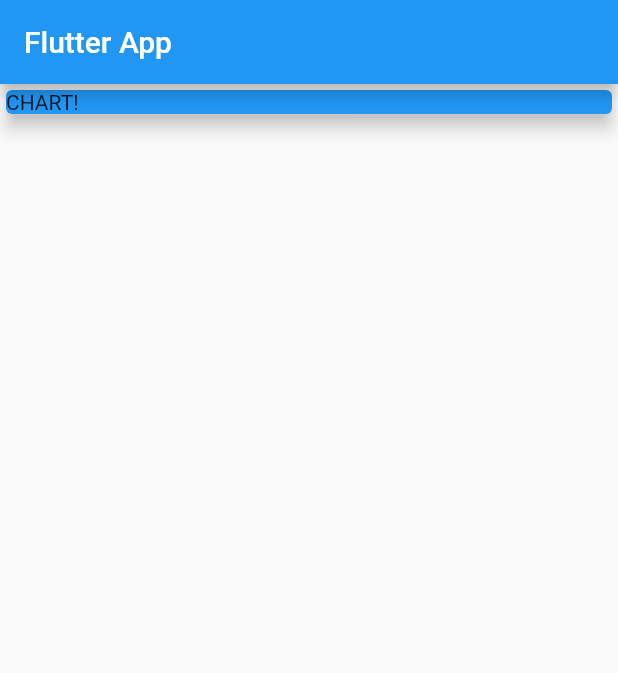
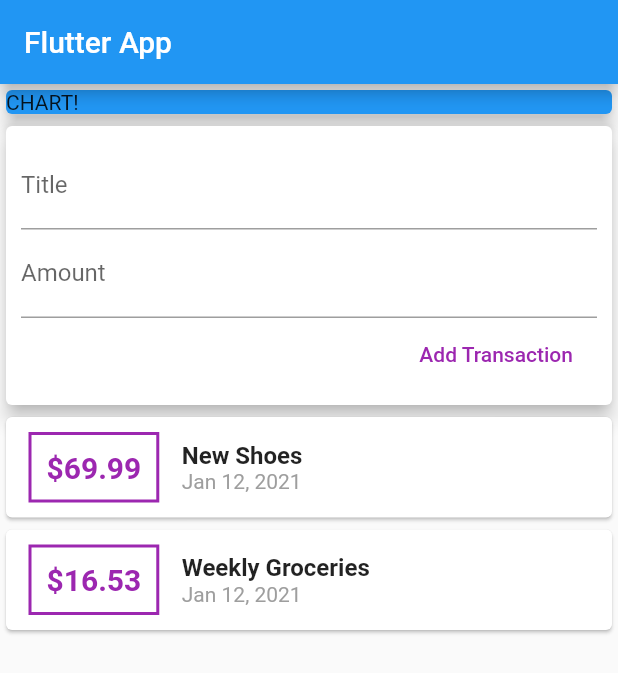
Before and after one commit to Achintya-Patel/Personal-Expenses-App, a Flutter app: the screen it shows after launch, on a phone screen of 412 x 824 dp. Shown: the top 673 px of the screen. Run offline on Flutter 3.47's test engine with Material 2 defaults, Android fonts, the phone set to English and light mode, and no system bars.

Commit message:
adding user transactions to the list

```diff
--- a/lib/main.dart
+++ b/lib/main.dart
@@ -1,4 +1,6 @@
 import 'package:flutter/material.dart';
+
+import './widgets/user_transactions.dart';
 
 void main() => runApp(MyApp());
 
@@ -35,6 +37,7 @@ class MyHomePage extends StatelessWidget {
               elevation: 5,
             ),
           ),
+          UserTransactions(),
         ],
       ),
     );
--- a/lib/widgets/transaction_list.dart
+++ b/lib/widgets/transaction_list.dart
@@ -4,10 +4,14 @@ import 'package:intl/intl.dart';
 import '../models/transaction.dart';
 
 class TransactionList extends StatelessWidget {
+  final List<Transaction> transactions;
+
+  TransactionList(this.transactions);
+
   @override
   Widget build(BuildContext context) {
     return Column(
-      children: _userTransactions.map((tx) {
+      children: transactions.map((tx) {
         return Card(
           child: Row(
             children: <Widget>[
--- a/lib/widgets/user_transaction.dart
+++ b/lib/widgets/user_transactions.dart
@@ -1,7 +1,7 @@
 import 'package:flutter/material.dart';
 
-import './transaction_list.dart';
-import './new_transaction.dart';
+import 'transaction_list.dart';
+import 'new_transaction.dart';
 import '../models/transaction.dart';
 
 class UserTransactions extends StatefulWidget {
@@ -25,12 +25,25 @@ class _UserTransactionsState extends State<UserTransactions> {
     ),
   ];
 
+  void _addNewTransaction(String txTitle, double txAmount) {
+    final newTx = Transaction(
+      title: txTitle,
+      amount: txAmount,
+      date: DateTime.now(),
+      id: DateTime.now().toString(),
+    );
+
+    setState(() {
+      _userTransactions.add(newTx);
+    });
+  }
+
   @override
   Widget build(BuildContext context) {
     return Column(
       children: <Widget>[
         NewTransaction(),
-        TransactionList(),
+        TransactionList(_userTransactions),
       ],
     );
   }
```
